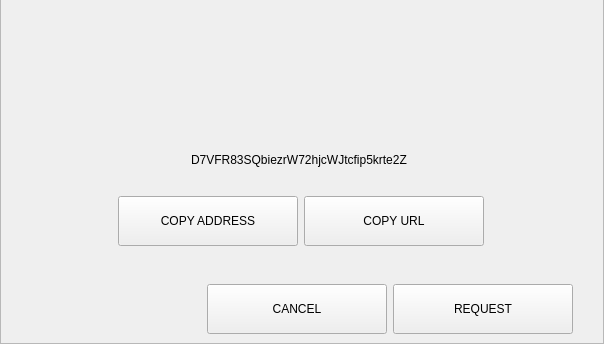
Qt form src/qt/pivx/forms/requestdialog.ui (eons-finance/ALQO) before a commit; both pictures show x 0 to 604 and y 263 to 607 of the 604 by 607 pixel window.
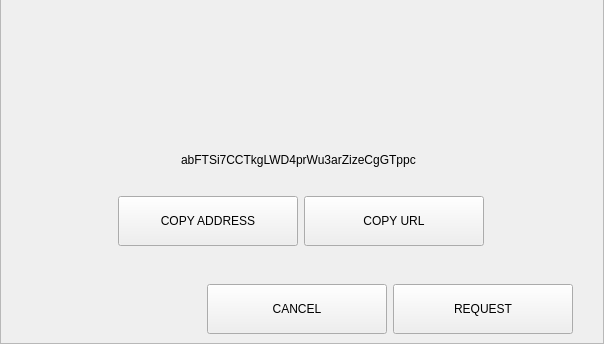
The same form after that commit. The open tabs and pages were chosen to show the change.

Commit message: Fix up UI elements that we dont use.

Diff of the .ui file:
```diff
--- a/src/qt/pivx/forms/requestdialog.ui
+++ b/src/qt/pivx/forms/requestdialog.ui
@@ -539,7 +539,7 @@
           <item alignment="Qt::AlignHCenter">
            <widget class="QLabel" name="labelAddress">
             <property name="text">
-             <string>D7VFR83SQbiezrW72hjcWJtcfip5krte2Z </string>
+             <string>abFTSi7CCTkgLWD4prWu3arZizeCgGTppc </string>
             </property>
            </widget>
           </item>
```
The commit also changes 7 other files.
